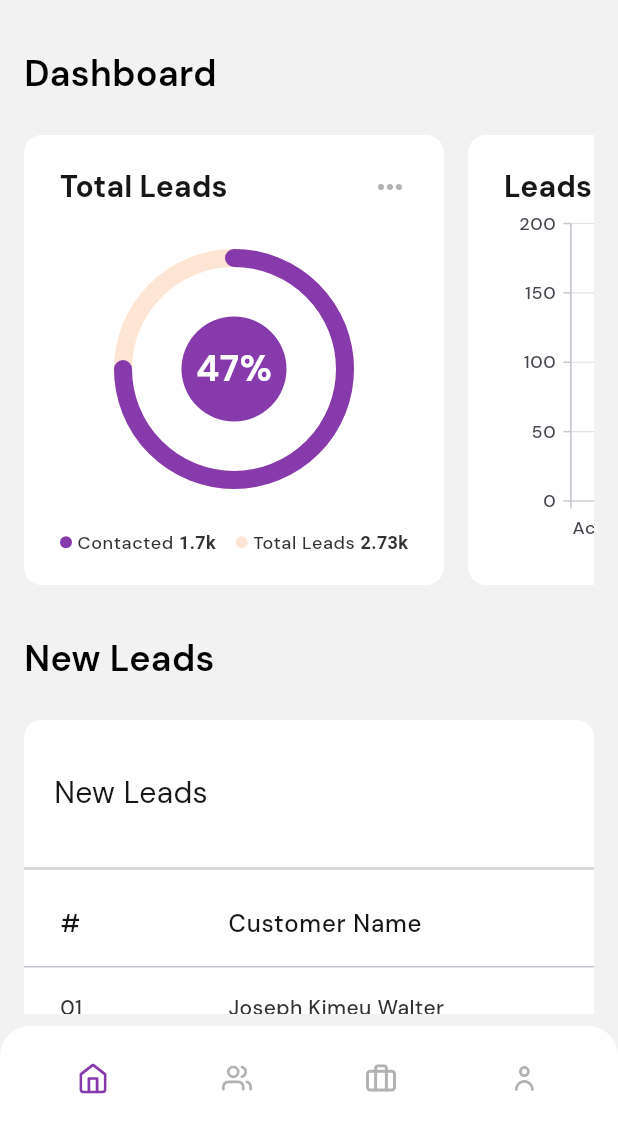
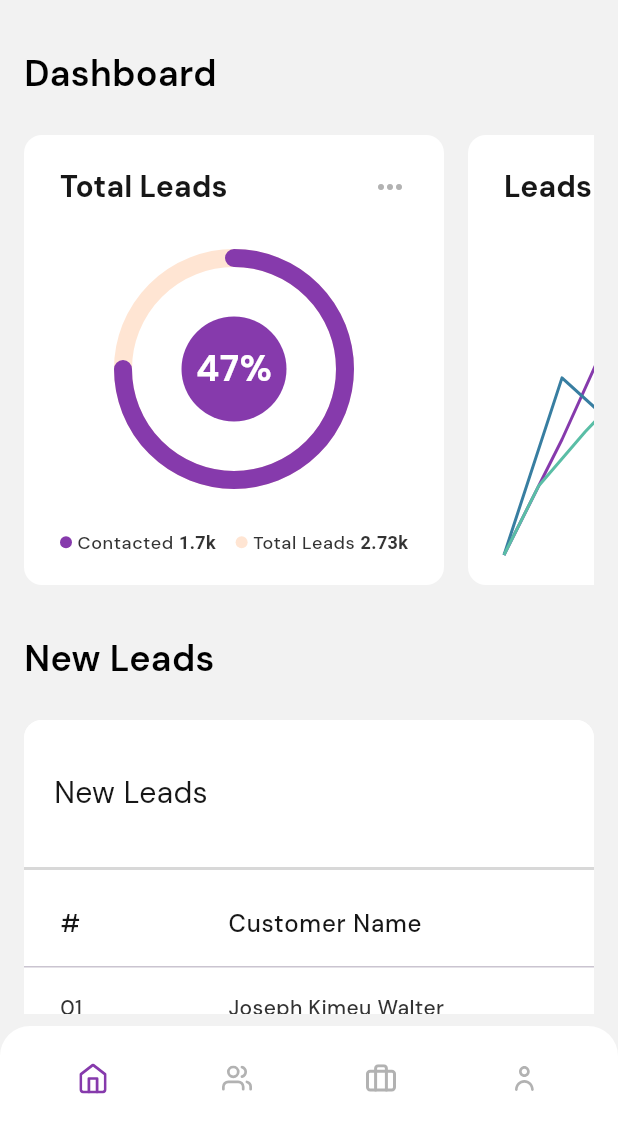
Before and after one commit to KenStarry/Dentsu_Quotes, a Flutter app: the screen it shows after launch, on a phone screen of 412 x 824 dp, the part 105-1236 px from its top. Run offline on Flutter 3.47's test engine with Material 3 defaults, Android fonts, the phone set to English and light mode, and no system bars; drawn by our look-alikes of data_table_2, fl_chart, percent_indicator; our stand-ins replace cached_network_image, envied, flutter_svg, freezed_annotation, get, get_it and 4 more; accounts and stored records are empty; generated files the repository leaves out were written again.

Commit message:
FL Chart implementation

```diff
--- a/lib/feature_home/presentation/components/leads_content.dart
+++ b/lib/feature_home/presentation/components/leads_content.dart
@@ -1,4 +1,5 @@
 import 'package:dentsu_quotes/theme/colors.dart';
+import 'package:fl_chart/fl_chart.dart';
 import 'package:flutter/material.dart';
 import 'package:syncfusion_flutter_charts/charts.dart';
 
@@ -10,89 +11,54 @@ class LeadsContent extends StatefulWidget {
 }
 
 class _LeadsContentState extends State<LeadsContent> {
-  late final List<ChartData> chartData;
-
-  @override
-  void initState() {
-    super.initState();
-
-    chartData = <ChartData>[
-      ChartData(
-          category: 'Accounts',
-          y1: 0,
-          y2: 100,
-          y3: 75,
-          y4: 65,
-          y5: 43,
-          color: accent),
-      ChartData(
-          category: 'Credit',
-          y1: 0,
-          y2: 87,
-          y3: 54,
-          y4: 12,
-          y5: 55,
-          color: myBlue),
-      ChartData(
-          category: 'Insurance',
-          y1: 0,
-          y2: 66,
-          y3: 32,
-          y4: 65,
-          y5: 33,
-          color: myGreen),
-    ];
-  }
-
   @override
   Widget build(BuildContext context) {
     return Container(
       width: double.infinity,
       height: double.infinity,
       color: Colors.transparent,
-      child: SfCartesianChart(
-        primaryXAxis: CategoryAxis(),
-        series: <CartesianSeries>[
-          StackedLineSeries<ChartData, String>(
-            dataSource: chartData,
-            pointColorMapper: (chartData, _) => chartData.color,
-            xValueMapper: (chartData, _) => chartData.category,
-            yValueMapper: (chartData, _) => chartData.y1,
-          ),
-          StackedLineSeries<ChartData, String>(
-            dataSource: chartData,
-            pointColorMapper: (chartData, _) => chartData.color,
-            xValueMapper: (chartData, _) => chartData.category,
-            yValueMapper: (chartData, _) => chartData.y2,
-          ),
-          StackedLineSeries<ChartData, String>(
-            dataSource: chartData,
-            pointColorMapper: (chartData, _) => chartData.color,
-            xValueMapper: (chartData, _) => chartData.category,
-            yValueMapper: (chartData, _) => chartData.y3,
-          ),
-
-        ],
-      ),
+      child: LineChart(LineChartData(
+          gridData: const FlGridData(show: false),
+          borderData: FlBorderData(show: false),
+          titlesData: const FlTitlesData(show: false),
+          lineBarsData: [
+            LineChartBarData(
+                show: true,
+                preventCurveOverShooting: true,
+                dotData: const FlDotData(show: false),
+                color: accentLight,
+                spots: const [
+                  FlSpot(0, 0),
+                  FlSpot(5, 15),
+                  FlSpot(8, 25),
+                  FlSpot(17, 13),
+                  FlSpot(22, 45)
+                ]),
+            LineChartBarData(
+                show: true,
+                preventCurveOverShooting: true,
+                dotData: const FlDotData(show: false),
+                color: myBlue,
+                spots: const [
+                  FlSpot(0, 0),
+                  FlSpot(5, 23),
+                  FlSpot(16, 8),
+                  FlSpot(20, 33),
+                  FlSpot(30, 20)
+                ]),
+            LineChartBarData(
+                show: true,
+                preventCurveOverShooting: true,
+                dotData: const FlDotData(show: false),
+                color: myGreen,
+                spots: const [
+                  FlSpot(0, 0),
+                  FlSpot(3, 9),
+                  FlSpot(7, 16),
+                  FlSpot(17, 32),
+                  FlSpot(24, 40)
+                ]),
+          ])),
     );
   }
 }
-
-class ChartData {
-  final String category;
-  final int y1;
-  final int y2;
-  final int y3;
-  final int y4;
-  final int y5;
-  final Color? color;
-
-  ChartData(
-      {required this.y1,
-      required this.y2,
-      required this.y3,
-      required this.y4,
-      required this.y5,
-      required this.category,
-      this.color});
-}
--- a/pubspec.yaml
+++ b/pubspec.yaml
@@ -26,6 +26,7 @@ dependencies:
   freezed_annotation: ^2.4.1
   json_annotation: ^4.8.1
   supabase_flutter: ^2.3.4
+  fl_chart: ^0.66.2
 
 dev_dependencies:
   flutter_test:
```
Also changed, not shown: pubspec.lock.
